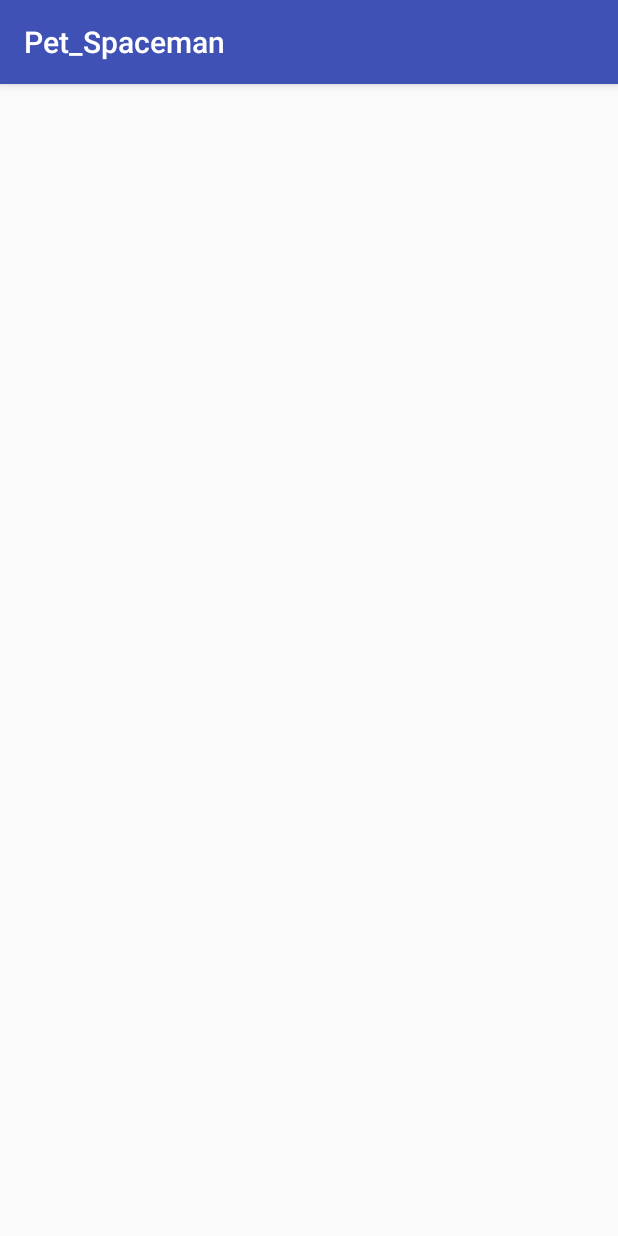
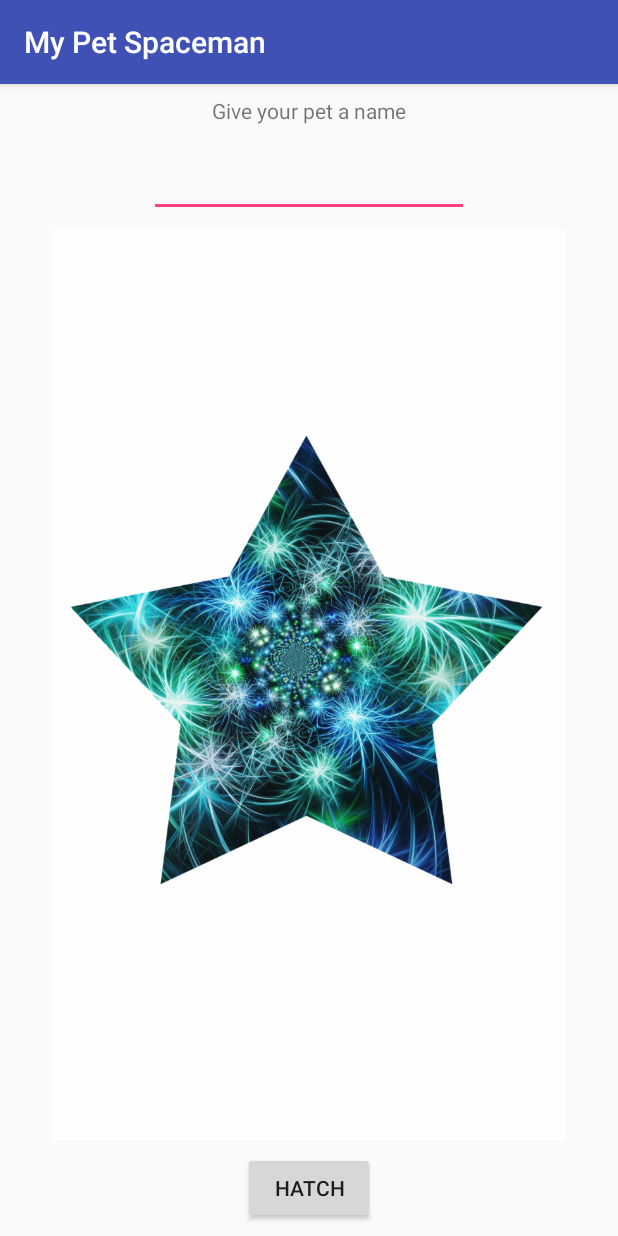
Before and after one commit to trevmacdev/pet-space-man, an Android app: the screen it shows after launch (Hatch), on a phone screen of 412 x 824 dp. Run offline under Robolectric (Android 15) with nearby library versions, the phone set to English and light mode, and no system bars.

Commit message:
build hatch activity

```diff
--- a/app/src/main/java/com/tjgames/games/petspaceman/Hatch.kt
+++ b/app/src/main/java/com/tjgames/games/petspaceman/Hatch.kt
@@ -1,12 +1,48 @@
 package com.tjgames.games.petspaceman
 
+import android.content.Intent
 import android.support.v7.app.AppCompatActivity
 import android.os.Bundle
+import android.view.View
+import android.widget.Button
+import android.widget.EditText
+import android.widget.Toast
 
 class Hatch : AppCompatActivity() {
 
     override fun onCreate(savedInstanceState: Bundle?) {
         super.onCreate(savedInstanceState)
         setContentView(R.layout.activity_hatch)
+
+        val etPetName = findViewById<EditText>(R.id.etPetName)
+        val bnHatch = findViewById<Button>(R.id.bnHatch)
+
+        bnHatch.setOnClickListener{
+            if (etPetName.text.length == 0){
+                Toast.makeText(this, R.string.pet_name, Toast.LENGTH_SHORT)
+            }
+            else{
+                // instantiate pet class
+                val myPet = Pet(applicationContext)
+
+                // map records for KVP table
+                var kvp = mutableMapOf<String, String>()
+                kvp.put("pet_name", etPetName.text.toString())
+                kvp.put("loop_count", "0")
+                kvp.put("loop_max", "100")
+                kvp.put("alive", "true")
+
+                // initialize pet database
+                myPet.initialisePet(kvp)
+
+                // call gameloop
+                val intent = Intent(this, GameLoop::class.java)
+                startActivity(intent)
+                finish()
+            }
+
+        }
+
+
     }
 }
--- a/app/src/main/res/layout/activity_hatch.xml
+++ b/app/src/main/res/layout/activity_hatch.xml
@@ -6,4 +6,56 @@
     android:layout_height="match_parent"
     tools:context=".Hatch">
 
+    <TextView
+        android:id="@+id/tvPetName"
+        android:layout_width="wrap_content"
+        android:layout_height="wrap_content"
+        android:layout_marginEnd="8dp"
+        android:layout_marginStart="8dp"
+        android:layout_marginTop="8dp"
+        android:text="@string/pet_name"
+        app:layout_constraintEnd_toEndOf="parent"
+        app:layout_constraintStart_toStartOf="parent"
+        app:layout_constraintTop_toTopOf="parent" />
+
+    <EditText
+        android:id="@+id/etPetName"
+        android:layout_width="wrap_content"
+        android:layout_height="wrap_content"
+        android:layout_marginEnd="8dp"
+        android:layout_marginStart="8dp"
+        android:layout_marginTop="16dp"
+        android:ems="10"
+        android:inputType="textPersonName"
+        app:layout_constraintEnd_toEndOf="parent"
+        app:layout_constraintStart_toStartOf="parent"
+        app:layout_constraintTop_toBottomOf="@+id/tvPetName" />
+
+    <Button
+        android:id="@+id/bnHatch"
+        android:layout_width="wrap_content"
+        android:layout_height="wrap_content"
+        android:layout_marginBottom="8dp"
+        android:layout_marginEnd="8dp"
+        android:layout_marginStart="8dp"
+        android:text="@string/hatch"
+        app:layout_constraintBottom_toBottomOf="parent"
+        app:layout_constraintEnd_toEndOf="parent"
+        app:layout_constraintStart_toStartOf="parent" />
+
+    <ImageView
+        android:id="@+id/ivStar"
+        android:layout_width="0dp"
+        android:layout_height="0dp"
+        android:layout_marginBottom="8dp"
+        android:layout_marginEnd="8dp"
+        android:layout_marginStart="8dp"
+        android:layout_marginTop="8dp"
+        android:scaleType="fitCenter"
+        app:layout_constraintBottom_toTopOf="@+id/bnHatch"
+        app:layout_constraintEnd_toEndOf="parent"
+        app:layout_constraintStart_toStartOf="parent"
+        app:layout_constraintTop_toBottomOf="@+id/etPetName"
+        app:srcCompat="@drawable/star" />
+
 </android.support.constraint.ConstraintLayout>
--- a/app/src/main/res/values/strings.xml
+++ b/app/src/main/res/values/strings.xml
@@ -1,8 +1,13 @@
 <resources>
-    <string name="app_name">Pet_Spaceman</string>
+    <string name="app_name">My Pet Spaceman</string>
+
+    <string name="title_activity_game_loop">GameLoop</string>
 
     <!-- Main Activity -->
     <string name="loading">Loading . . .</string>
-    <string name="title_activity_game_loop">GameLoop</string>
+
+    <!-- Hatch Activity -->
+    <string name="pet_name">Give your pet a name</string>
+    <string name="hatch">Hatch</string>
 
 </resources>
```
Also changed, not shown: app/src/main/res/drawable-hdpi/star.png (added), app/src/main/res/drawable-mdpi/star.png (added), app/src/main/res/drawable-xhdpi/star.png (added), 2 other files.
